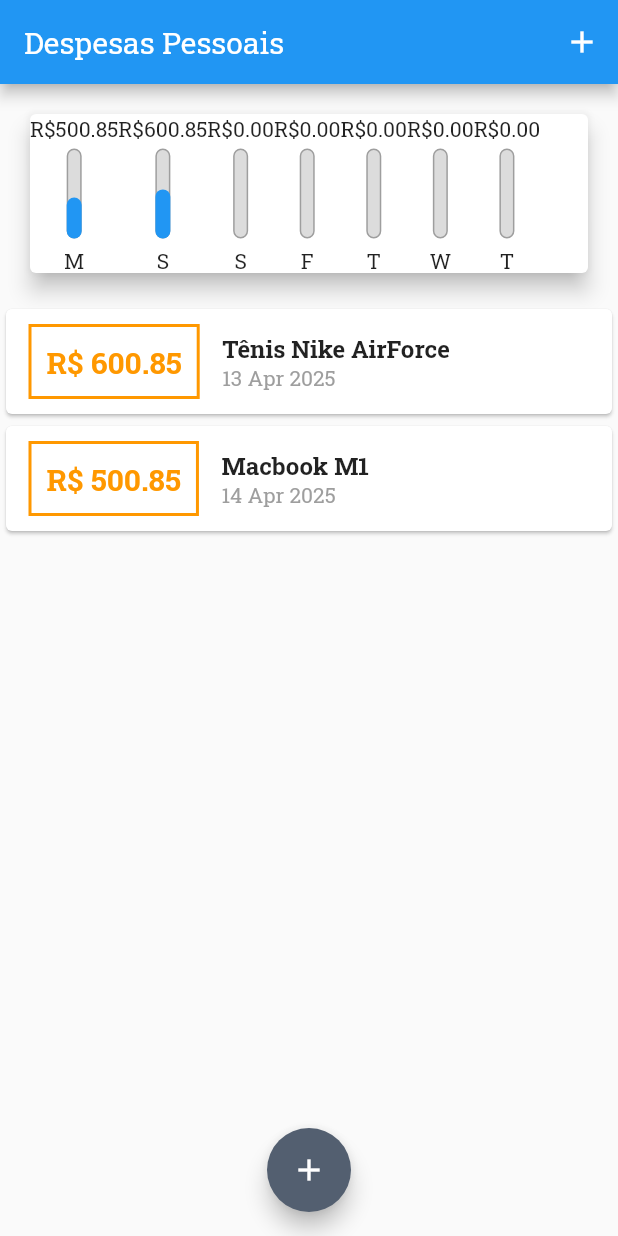
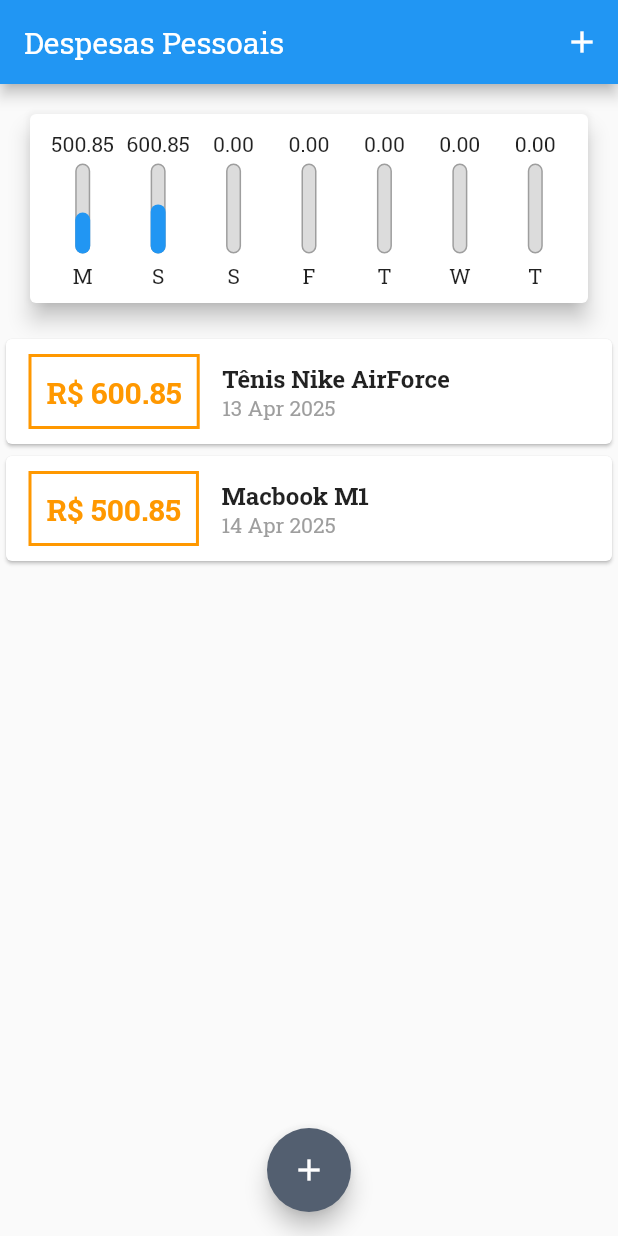
Before and after one commit to Victor-Valedev/ExpensesApp-Trilha-Mobile, a Flutter app: the screen it shows after launch, on a phone screen of 412 x 824 dp. Run offline on Flutter 3.47's test engine with Material 3 defaults, Android fonts, the light colour scheme and no system bars.

Commit message:
style: estiliza e estrutura o gráfico para melhor visualização dos dados

```diff
--- a/lib/components/chart.dart
+++ b/lib/components/chart.dart
@@ -42,15 +42,22 @@
     return Card(
       elevation: 6,
       margin: EdgeInsets.all(20),
+      child: Padding(
+        padding: const EdgeInsets.all(10),
         child: Row(
+          mainAxisAlignment: MainAxisAlignment.spaceAround,
           children:
               groupedTransactions.map((tr) {
-              return ChartBar(
+                return Flexible(
+                  fit: FlexFit.tight,
+                  child: ChartBar(
                     label: tr['day'] as String,
                     value: tr['value'] as double,
                     percentage: (tr['value'] as double) / _weekTotalValue,
+                  ),
                 );
               }).toList(),
+        ),
       ),
     );
   }
--- a/lib/components/chart_bar.dart
+++ b/lib/components/chart_bar.dart
@@ -16,7 +16,9 @@
   Widget build(BuildContext context) {
     return Column(
       children: <Widget>[
-        Text('R\$${value.toStringAsFixed(2)}'),
+        FittedBox(
+          child: Text('${value.toStringAsFixed(2)}')
+        ),
         SizedBox(height: 5),
         Container(
           height: 60,
```
Lines whose indentation alone changed are shown as unchanged.
